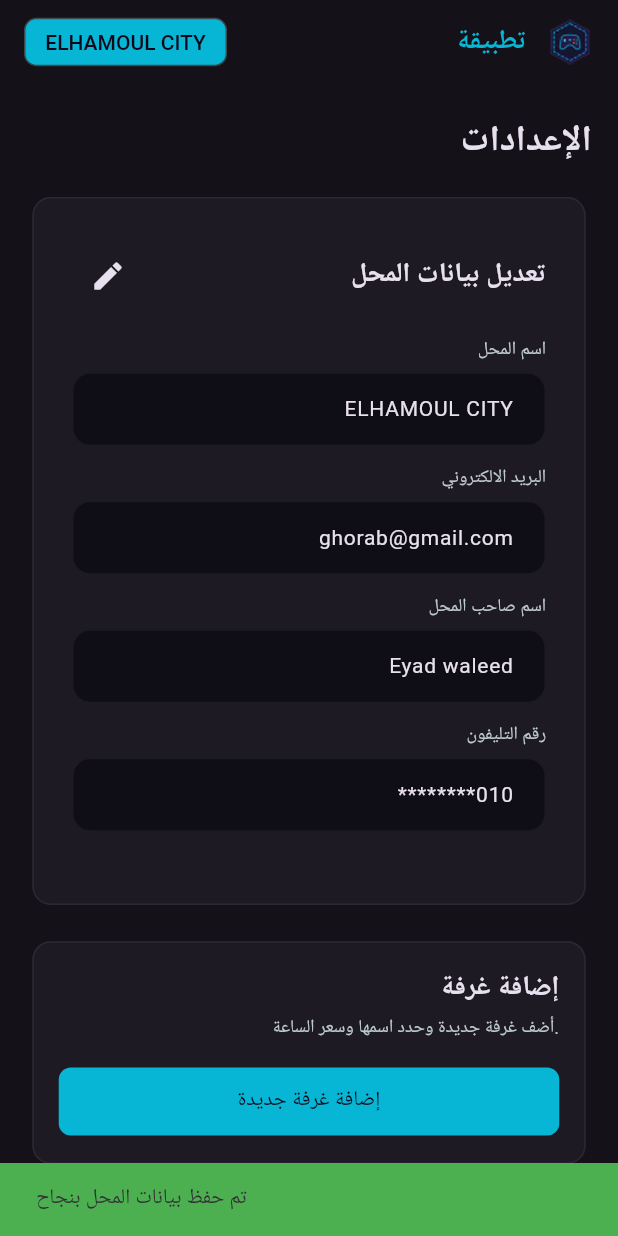
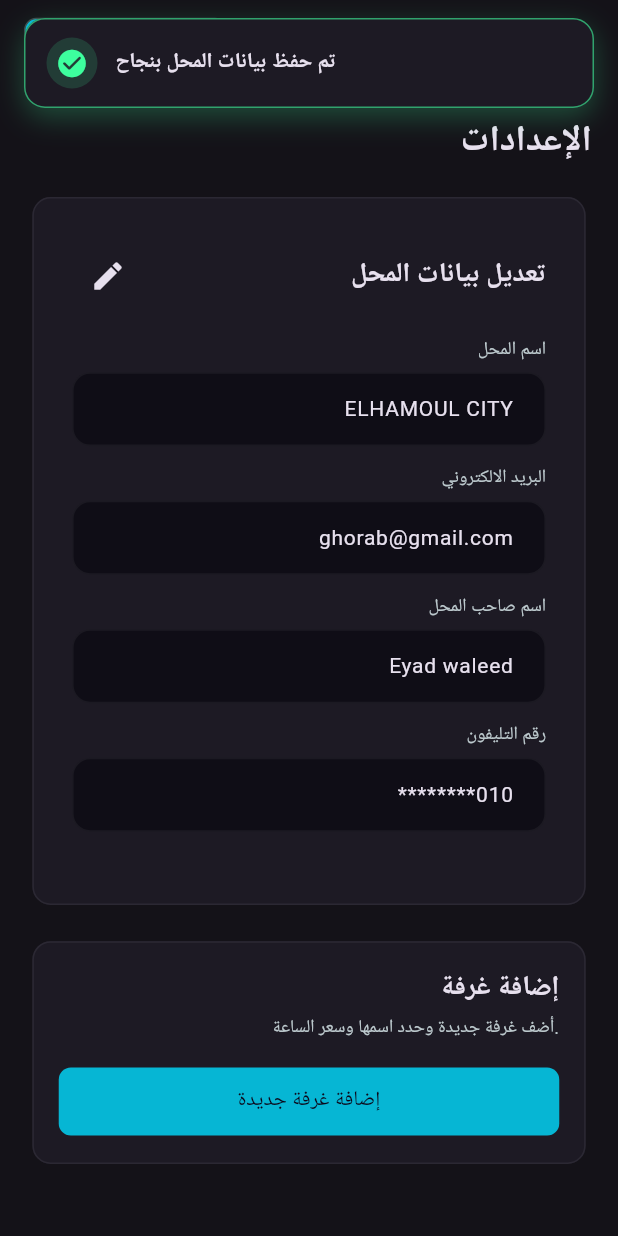
Before and after one commit to Eyadwaleed0005/tatbiqa_app, a Flutter app: the SettingsScreen screen opened directly, after a tap on the "edit" icon, after a tap on "حفظ", on a phone screen of 412 x 824 dp. Run offline on Flutter 3.47's test engine with Material 3 defaults, Android fonts, the phone set to English and light mode, and no system bars; drawn by our look-alikes of flutter_animate; our stand-ins replace dartz, device_preview_plus, equatable, flutter_bloc, flutter_screenutil, flutter_svg and 4 more; missing offline and left inert: m3e_progress_indicator; accounts and stored records are empty; Roboto replaces fonts that are missing (Cairo).

Commit message:
add app toast

```diff
--- /dev/null
+++ b/lib/core/widgets/app_toast.dart
@@ -0,0 +1,203 @@
+import 'dart:async';
+
+import 'package:flutter/material.dart';
+import 'package:tatbiqa/core/style/app_color.dart';
+import 'package:tatbiqa/core/style/textstyles.dart';
+
+enum ToastType { success, error, warning, info }
+
+class AppToast {
+  static OverlayEntry? _entry;
+
+  static void show(
+    BuildContext context,
+    String message, {
+    ToastType type = ToastType.info,
+    Duration duration = const Duration(seconds: 3),
+  }) {
+    dismiss();
+
+    final overlay = Overlay.of(context, rootOverlay: true);
+    late final OverlayEntry entry;
+
+    entry = OverlayEntry(
+      builder: (_) => _ToastWidget(
+        message: message,
+        type: type,
+        duration: duration,
+        onDismissed: () {
+          if (entry.mounted) entry.remove();
+          if (_entry == entry) _entry = null;
+        },
+      ),
+    );
+
+    _entry = entry;
+    overlay.insert(entry);
+  }
+
+  static void dismiss() {
+    if (_entry?.mounted ?? false) _entry!.remove();
+    _entry = null;
+  }
+}
+
+class _ToastWidget extends StatefulWidget {
+  final String message;
+  final ToastType type;
+  final Duration duration;
+  final VoidCallback onDismissed;
+
+  const _ToastWidget({
+    required this.message,
+    required this.type,
+    required this.duration,
+    required this.onDismissed,
+  });
+
+  @override
+  State<_ToastWidget> createState() => _ToastWidgetState();
+}
+
+class _ToastWidgetState extends State<_ToastWidget>
+    with SingleTickerProviderStateMixin {
+  late final AnimationController _controller;
+  late final Animation<Offset> _slide;
+  late final Animation<double> _fade;
+  final Key _dismissKey = UniqueKey();
+  Timer? _timer;
+  bool _closing = false;
+
+  @override
+  void initState() {
+    super.initState();
+    _controller = AnimationController(
+      vsync: this,
+      duration: const Duration(milliseconds: 350),
+      reverseDuration: const Duration(milliseconds: 250),
+    );
+    _slide = Tween<Offset>(begin: const Offset(0, -1.2), end: Offset.zero)
+        .animate(
+          CurvedAnimation(
+            parent: _controller,
+            curve: Curves.easeOutBack,
+            reverseCurve: Curves.easeIn,
+          ),
+        );
+    _fade = CurvedAnimation(parent: _controller, curve: Curves.easeOut);
+
+    _controller.forward();
+    _timer = Timer(widget.duration, _close);
+  }
+
+  Future<void> _close() async {
+    if (_closing) return;
+    _closing = true;
+    _timer?.cancel();
+    if (!mounted) return;
+    await _controller.reverse();
+    widget.onDismissed();
+  }
+
+  @override
+  void dispose() {
+    _timer?.cancel();
+    _controller.dispose();
+    super.dispose();
+  }
+
+  Color get _color {
+    switch (widget.type) {
+      case ToastType.success:
+        return ColorPalette.success;
+      case ToastType.error:
+        return ColorPalette.statusDanger;
+      case ToastType.warning:
+        return ColorPalette.amber;
+      case ToastType.info:
+        return ColorPalette.primary;
+    }
+  }
+
+  IconData get _icon {
+    switch (widget.type) {
+      case ToastType.success:
+        return Icons.check_circle_rounded;
+      case ToastType.error:
+        return Icons.error_rounded;
+      case ToastType.warning:
+        return Icons.warning_amber_rounded;
+      case ToastType.info:
+        return Icons.info_rounded;
+    }
+  }
+
+  @override
+  Widget build(BuildContext context) {
+    final top = MediaQuery.of(context).padding.top + 12;
+
+    return Positioned(
+      top: top,
+      left: 16,
+      right: 16,
+      child: SlideTransition(
+        position: _slide,
+        child: FadeTransition(
+          opacity: _fade,
+          child: Dismissible(
+            key: _dismissKey,
+            direction: DismissDirection.up,
+            onDismissed: (_) {
+              _timer?.cancel();
+              widget.onDismissed();
+            },
+            child: Material(
+              color: ColorPalette.transparent,
+              child: GestureDetector(
+                onTap: _close,
+                child: Container(
+                  padding: const EdgeInsets.symmetric(
+                    horizontal: 14,
+                    vertical: 12,
+                  ),
+                  decoration: BoxDecoration(
+                    color: ColorPalette.secondary,
+                    borderRadius: BorderRadius.circular(14),
+                    border: Border.all(color: _color.withValues(alpha: 0.6)),
+                    boxShadow: [
+                      BoxShadow(
+                        color: _color.withValues(alpha: 0.25),
+                        blurRadius: 16,
+                        offset: const Offset(0, 6),
+                      ),
+                    ],
+                  ),
+                  child: Row(
+                    children: [
+                      Container(
+                        padding: const EdgeInsets.all(6),
+                        decoration: BoxDecoration(
+                          color: _color.withValues(alpha: 0.15),
+                          shape: BoxShape.circle,
+                        ),
+                        child: Icon(_icon, color: _color, size: 22),
+                      ),
+                      const SizedBox(width: 12),
+                      Expanded(
+                        child: Text(
+                          widget.message,
+                          style: AppTextStyle.fontCairo14RegularWhiteColor
+                              .copyWith(fontWeight: FontWeight.w600),
+                        ),
+                      ),
+                    ],
+                  ),
+                ),
+              ),
+            ),
+          ),
+        ),
+      ),
+    );
+  }
+}
--- a/lib/feature/settings/presentation/screens/widgets/edit_user_info.dart
+++ b/lib/feature/settings/presentation/screens/widgets/edit_user_info.dart
@@ -3,6 +3,7 @@ import 'package:flutter_bloc/flutter_bloc.dart';
 import 'package:tatbiqa/core/helper/spacer.dart';
 import 'package:tatbiqa/core/style/app_color.dart';
 import 'package:tatbiqa/core/style/textstyles.dart';
+import 'package:tatbiqa/core/widgets/app_toast.dart';
 import 'package:tatbiqa/core/widgets/custom_app_button.dart';
 import 'package:tatbiqa/core/widgets/custom_app_card.dart';
 import 'package:tatbiqa/core/widgets/custom_text_form_field.dart';
@@ -58,12 +59,11 @@ class _EditUserInfoState extends State<EditUserInfo> {
         } else if (state is SaveCafeDataSuccess) {
           _fillFields(state.cafeEntity);
           setState(() => _isEditing = false);
-          ScaffoldMessenger.of(context).showSnackBar(
-            const SnackBar(
-              content: Text("تم حفظ بيانات المحل بنجاح"),
-              backgroundColor: Colors.green,
-            ),
-          );
+         AppToast.show(
+      context,
+      "تم حفظ بيانات المحل بنجاح",
+      type: ToastType.success,
+    );
         } else if (state is SaveCafeDataError) {
           ScaffoldMessenger.of(context).showSnackBar(
             SnackBar(
```
